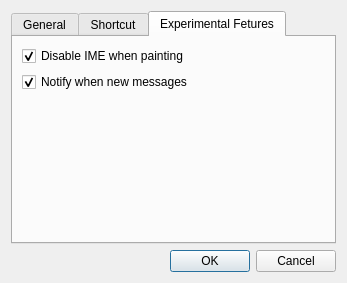
Before: the Qt Designer form widgets/configuredialog.ui in liuyanghejerry/painttyWidget, drawn with Qt 5.
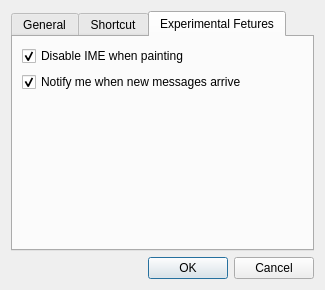
After: the same form once the commit is applied. The open tabs and pages were chosen to show the change.

```diff
--- a/widgets/configuredialog.ui
+++ b/widgets/configuredialog.ui
@@ -2,14 +2,6 @@
 <ui version="4.0">
  <class>ConfigureDialog</class>
  <widget class="QDialog" name="ConfigureDialog">
-  <property name="geometry">
-   <rect>
-    <x>0</x>
-    <y>0</y>
-    <width>347</width>
-    <height>283</height>
-   </rect>
-  </property>
   <property name="windowTitle">
    <string>Configure</string>
   </property>
@@ -91,7 +83,7 @@
        <item>
         <widget class="QCheckBox" name="checkBox_2">
          <property name="text">
-          <string>Notify when new messages</string>
+          <string>Notify me when new messages arrive</string>
          </property>
          <property name="checked">
           <bool>true</bool>
@@ -106,7 +98,7 @@
          <property name="sizeHint" stdset="0">
           <size>
            <width>20</width>
-           <height>146</height>
+           <height>40</height>
           </size>
          </property>
         </spacer>
```
Left out of the diff: 3 changed lines with no effect on the pictures.
